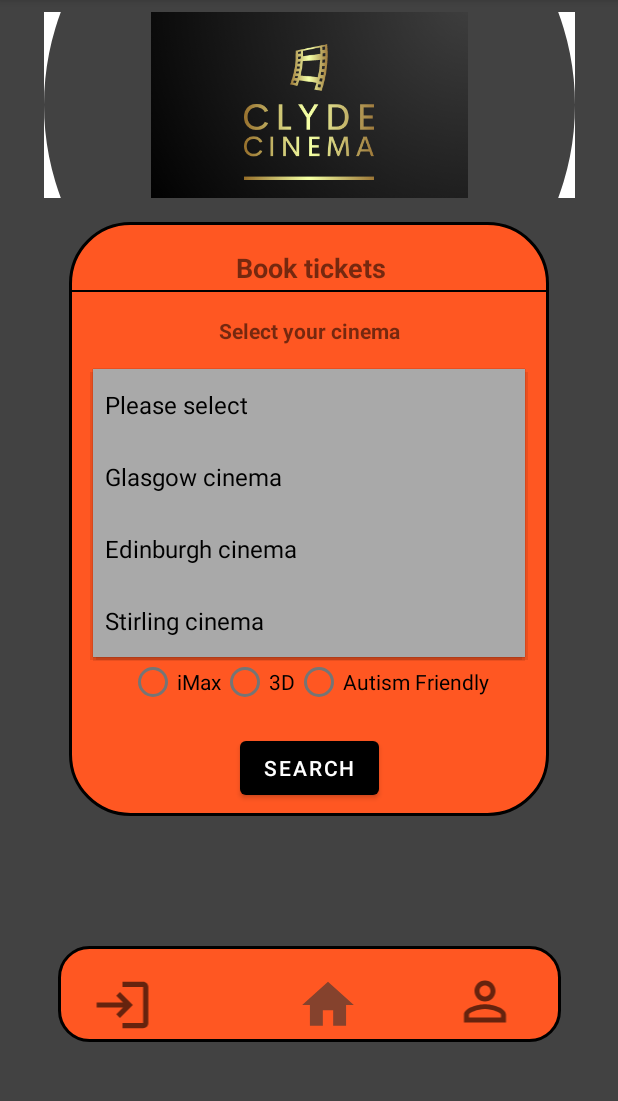
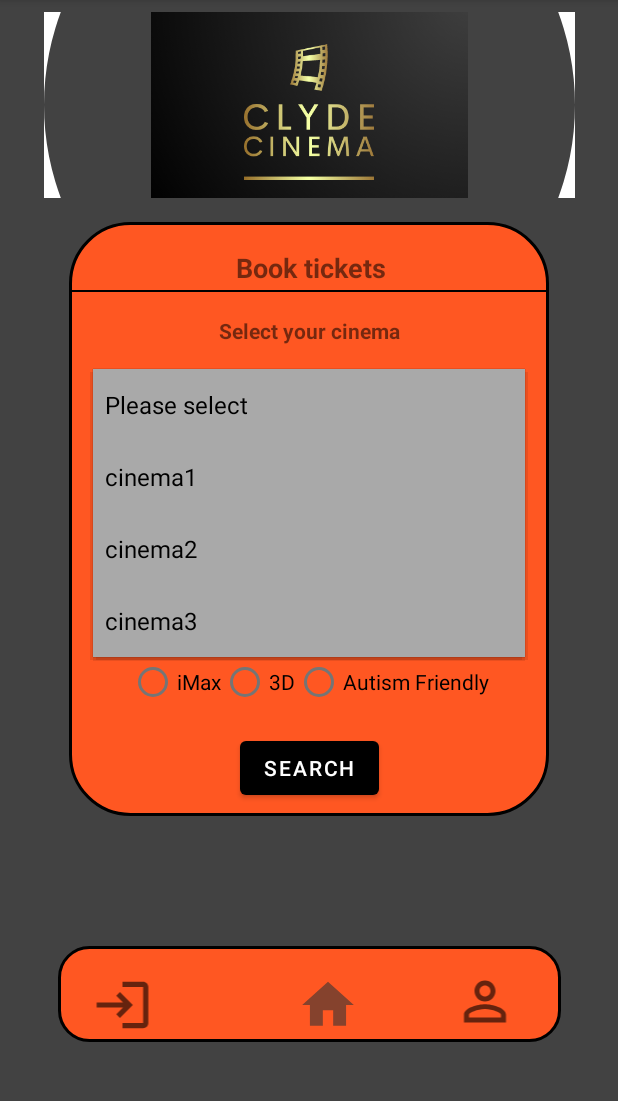
Before and after one commit to mohamedlafiteh/cinema-app-project, an Android app: the screen it shows after launch (MainActivity), after a tap on "Please select", on a phone screen of 412 x 824 dp, the part 84-1185 px from its top. Run offline under Robolectric (Android 15) with nearby library versions, the phone set to English and light mode, and no system bars.

Commit message:
Add spinners functions

```diff
--- a/app/src/main/java/com/example/cinemaapp/MainActivity.java
+++ b/app/src/main/java/com/example/cinemaapp/MainActivity.java
@@ -7,26 +7,71 @@ import android.app.Activity;
 import android.content.Intent;
 import android.os.Bundle;
 import android.view.View;
+import android.widget.AdapterView;
+import android.widget.ArrayAdapter;
+import android.widget.Button;
 import android.widget.Spinner;
 import android.widget.Toast;
 
+import java.text.DateFormatSymbols;
 import java.util.ArrayList;
 
 public class MainActivity extends AppCompatActivity {
 
-
+   Spinner cinemaSpinner,dateSpinner,filmSpinner;
+   Button searchButton;
+   String[] months;
 
     @Override
     protected void onCreate(Bundle savedInstanceState) {
-        Spinner cinemaSpinner;
 
         super.onCreate(savedInstanceState);
         getSupportActionBar().setDisplayOptions(ActionBar.DISPLAY_SHOW_CUSTOM);
         getSupportActionBar().setCustomView(R.layout.tootbar_title);
-
         setContentView(R.layout.activity_main);
 
+        cinemaSpinner=findViewById(R.id.spinner_id);
+        dateSpinner=findViewById(R.id.date_spinner_id);
+        filmSpinner=findViewById(R.id.film_spinner_id);
+        searchButton=findViewById(R.id.search_button_id);
+
+        populateCinema();
+        populateDate();
+        populateFilm();
+
+        searchButton.setOnClickListener(new View.OnClickListener() {
+            @Override
+            public void onClick(View v) {
+                String months= dateSpinner.getSelectedItem().toString();
+                String cinema= cinemaSpinner.getSelectedItem().toString();
+                String film= filmSpinner.getSelectedItem().toString();
+
+                Toast.makeText(MainActivity.this,months + ", " + cinema + "," + film, Toast.LENGTH_SHORT).show();
+            }
+        });
     }
+
+    private void populateCinema() {
+        ArrayAdapter<String> cinemaAdapter = new ArrayAdapter<>(this,android.R.layout.simple_spinner_item,getResources().getStringArray(R.array.cinemaList));
+        cinemaAdapter.setDropDownViewResource(android.R.layout.simple_spinner_dropdown_item);
+        cinemaSpinner.setAdapter(cinemaAdapter);
+    }
+
+    private void  populateDate() {
+        months=new DateFormatSymbols().getMonths();
+        ArrayAdapter<String>monthsAdapter = new ArrayAdapter<>(this,android.R.layout.simple_spinner_item,months);
+        monthsAdapter.setDropDownViewResource(android.R.layout.simple_spinner_dropdown_item);
+        dateSpinner.setAdapter(monthsAdapter);
+
+    }
+
+    private void populateFilm() {
+        ArrayAdapter<String> filmAdapter = new ArrayAdapter<>(this,android.R.layout.simple_spinner_item,getResources().getStringArray(R.array.filmsSpinnerList));
+        filmAdapter.setDropDownViewResource(android.R.layout.simple_spinner_dropdown_item);
+        filmSpinner.setAdapter(filmAdapter);
+    }
+
+
 
     /**
      * Lunch the login page activity .
@@ -46,19 +91,4 @@ public class MainActivity extends AppCompatActivity {
         startActivity(intent);
     }
 
-//    private void showList(){
-//       Spinner s = findViewById(R.id.spinner);
-//        spinner = findViewById(R.id.spinner);
-//
-//        s.setOnClickListener(new View.OnClickListener() {
-//            @Override
-//            public void onClick(View v) {
-//                String cName = spinner.getSelectedItem().toString();
-//                Toast.makeText(MainActivity.this,cName,Toast.LENGTH_LONG).show();
-//            }
-//        });
-
-//
-//    }
-
 }
--- a/app/src/main/res/layout/activity_main.xml
+++ b/app/src/main/res/layout/activity_main.xml
@@ -74,9 +74,6 @@
             app:layout_constraintTop_toBottomOf="@+id/view" />
 
         <Spinner
-            android:popupBackground="#A9A9A9"
-            android:background="@drawable/rounded_spinner"
-            android:radius="50dp"
             android:id="@+id/spinner_id"
             android:layout_width="match_parent"
             android:layout_height="wrap_content"
@@ -85,7 +82,10 @@
             android:layout_marginTop="16dp"
             android:layout_marginEnd="16dp"
             android:layout_marginRight="16dp"
+            android:background="@drawable/rounded_spinner"
             android:entries="@array/cinemaList"
+            android:popupBackground="#A9A9A9"
+            android:radius="50dp"
             app:layout_constraintEnd_toEndOf="parent"
             app:layout_constraintStart_toStartOf="parent"
             app:layout_constraintTop_toBottomOf="@+id/select_cinema_id" />
@@ -182,7 +182,7 @@ Friendly" />
         </RadioGroup>
 
         <Button
-            android:id="@+id/button"
+            android:id="@+id/search_button_id"
             android:layout_width="wrap_content"
             android:layout_height="wrap_content"
             android:layout_marginBottom="8dp"
--- a/app/src/main/res/values/strings.xml
+++ b/app/src/main/res/values/strings.xml
@@ -2,9 +2,16 @@
     <string name="app_name">Home</string>
     <string-array name="cinemaList">
         <item>Please select</item>
-        <item>Glasgow cinema</item>
-        <item>Edinburgh cinema</item>
-        <item>Stirling cinema</item>
+        <item>cinema1</item>
+        <item>cinema2</item>
+        <item>cinema3</item>
+    </string-array>
+
+    <string-array name="filmsSpinnerList">
+        <item>Please select</item>
+        <item>film1</item>
+        <item>film2</item>
+        <item>film3</item>
     </string-array>
     <string name="title_activity_login">LoginActivity</string>
     <!-- Strings used for fragments for navigation -->
```
